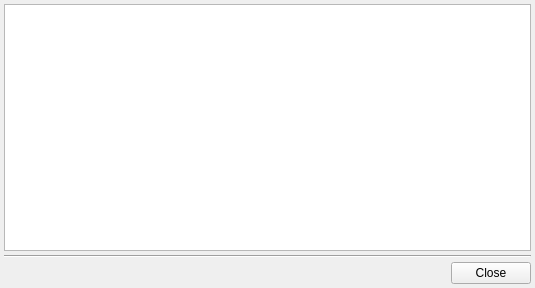
The window that src/gui/log.ui (trisyoungs/uchroma) describes before a commit, drawn with Qt 5.
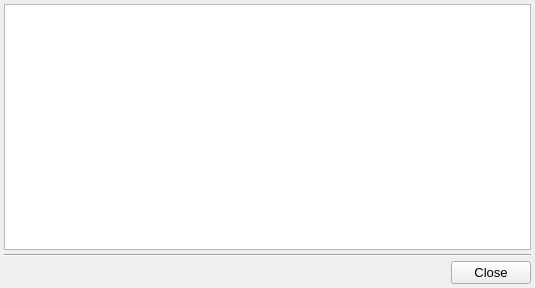
The same window after the commit.

Commit message: Set correct general font size for several subwindows, and renamed some Close buttons to Cancel. Partial addition of ReferenceSetupDialog.

Patch:
```diff
--- a/src/gui/log.ui
+++ b/src/gui/log.ui
@@ -10,6 +10,11 @@
     <height>288</height>
    </rect>
   </property>
+  <property name="font">
+   <font>
+    <pointsize>10</pointsize>
+   </font>
+  </property>
   <property name="windowTitle">
    <string>Log</string>
   </property>
```
The commit also changes 25 other files.
